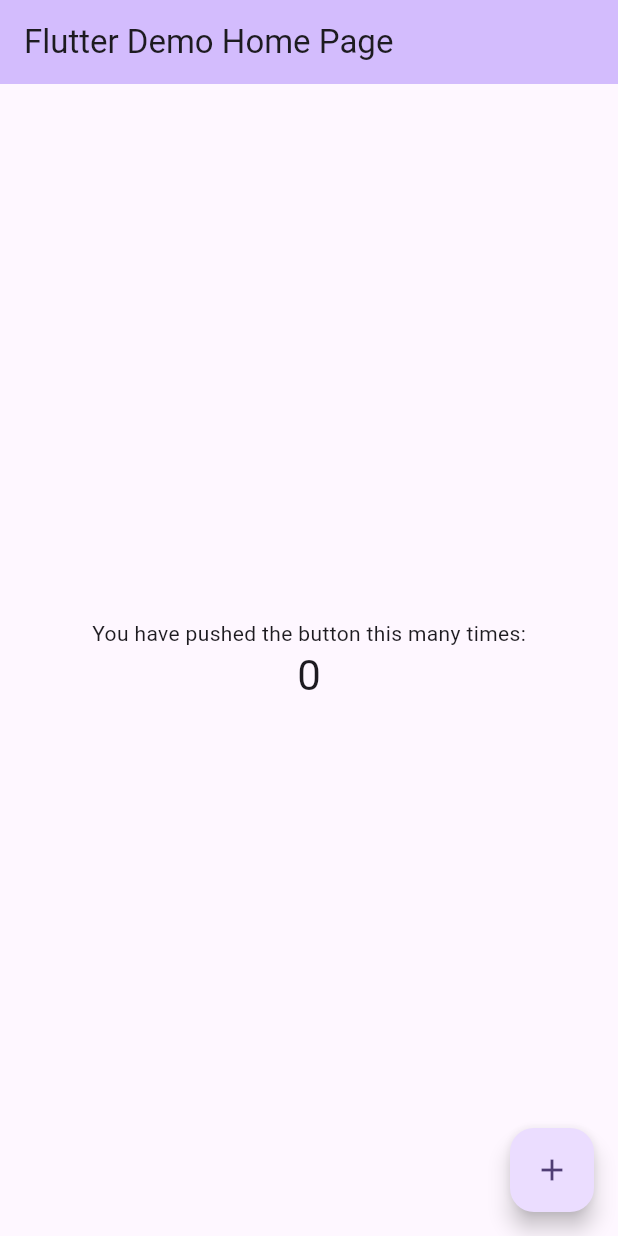
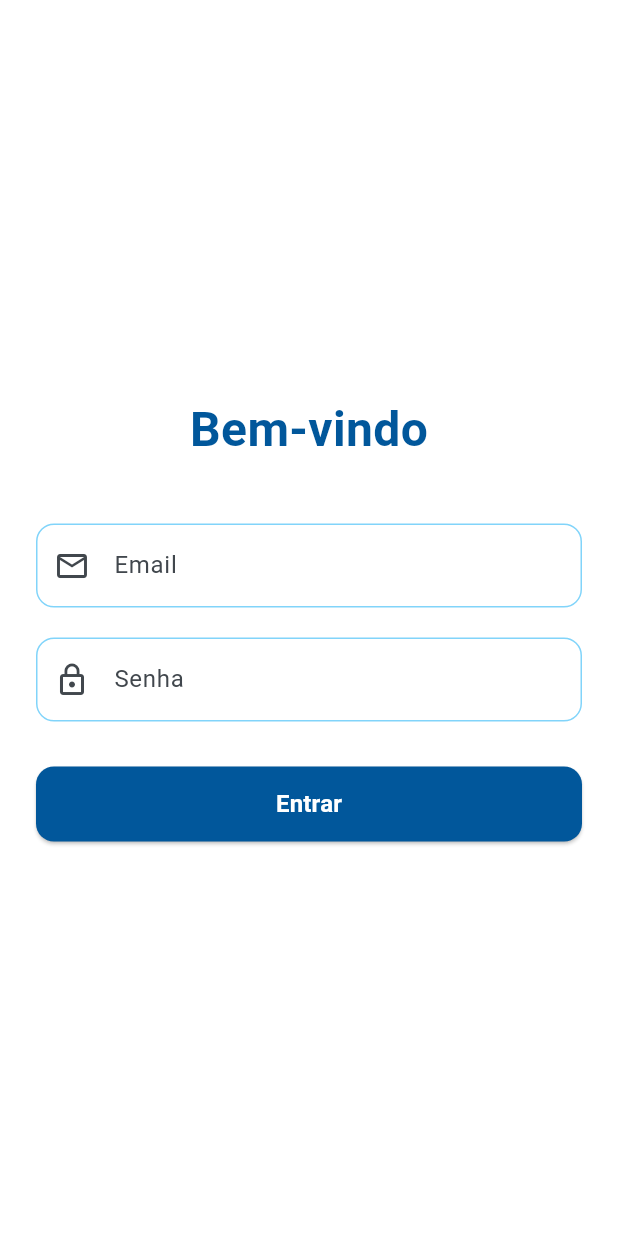
Before and after one commit to Software-Project-BCC3004/frontend, a Flutter app: the screen it shows after launch, on a phone screen of 412 x 824 dp. Run offline on Flutter 3.47's test engine with Material 3 defaults, Android fonts, the phone set to English and light mode, and no system bars.

Commit message:
Tela básica de login #15

```diff
--- a/lib/main.dart
+++ b/lib/main.dart
@@ -1,4 +1,5 @@
 import 'package:flutter/material.dart';
+import 'screens/login_screen.dart';
 
 void main() {
   runApp(const MyApp());
@@ -7,120 +8,20 @@ void main() {
 class MyApp extends StatelessWidget {
   const MyApp({super.key});
 
-  // This widget is the root of your application.
   @override
   Widget build(BuildContext context) {
     return MaterialApp(
       debugShowCheckedModeBanner: false,
-      title: 'Flutter Demo',
+      title: 'App Médico',
       theme: ThemeData(
-        // This is the theme of your application.
-        //
-        // TRY THIS: Try running your application with "flutter run". You'll see
-        // the application has a purple toolbar. Then, without quitting the app,
-        // try changing the seedColor in the colorScheme below to Colors.green
-        // and then invoke "hot reload" (save your changes or press the "hot
-        // reload" button in a Flutter-supported IDE, or press "r" if you used
-        // the command line to start the app).
-        //
-        // Notice that the counter didn't reset back to zero; the application
-        // state is not lost during the reload. To reset the state, use hot
-        // restart instead.
-        //
-        // This works for code too, not just values: Most code changes can be
-        // tested with just a hot reload.
-        colorScheme: ColorScheme.fromSeed(seedColor: Colors.deepPurple),
+        colorScheme: ColorScheme.fromSeed(
+          seedColor: Colors.lightBlue,
+          primary: Colors.lightBlue[900]!,
+          secondary: Colors.lightBlue[700]!,
+        ),
         useMaterial3: true,
       ),
-      home: const MyHomePage(title: 'Flutter Demo Home Page'),
+      home: const LoginScreen(),
     );
   }
 }
-
-class MyHomePage extends StatefulWidget {
-  const MyHomePage({super.key, required this.title});
-
-  // This widget is the home page of your application. It is stateful, meaning
-  // that it has a State object (defined below) that contains fields that affect
-  // how it looks.
-
-  // This class is the configuration for the state. It holds the values (in this
-  // case the title) provided by the parent (in this case the App widget) and
-  // used by the build method of the State. Fields in a Widget subclass are
-  // always marked "final".
-
-  final String title;
-
-  @override
-  State<MyHomePage> createState() => _MyHomePageState();
-}
-
-class _MyHomePageState extends State<MyHomePage> {
-  int _counter = 0;
-
-  void _incrementCounter() {
-    setState(() {
-      // This call to setState tells the Flutter framework that something has
-      // changed in this State, which causes it to rerun the build method below
-      // so that the display can reflect the updated values. If we changed
-      // _counter without calling setState(), then the build method would not be
-      // called again, and so nothing would appear to happen.
-      _counter++;
-    });
-  }
-
-  @override
-  Widget build(BuildContext context) {
-    // This method is rerun every time setState is called, for instance as done
-    // by the _incrementCounter method above.
-    //
-    // The Flutter framework has been optimized to make rerunning build methods
-    // fast, so that you can just rebuild anything that needs updating rather
-    // than having to individually change instances of widgets.
-    return Scaffold(
-      appBar: AppBar(
-        // TRY THIS: Try changing the color here to a specific color (to
-        // Colors.amber, perhaps?) and trigger a hot reload to see the AppBar
-        // change color while the other colors stay the same.
-        backgroundColor: Theme.of(context).colorScheme.inversePrimary,
-        // Here we take the value from the MyHomePage object that was created by
-        // the App.build method, and use it to set our appbar title.
-        title: Text(widget.title),
-      ),
-      body: Center(
-        // Center is a layout widget. It takes a single child and positions it
-        // in the middle of the parent.
-        child: Column(
-          // Column is also a layout widget. It takes a list of children and
-          // arranges them vertically. By default, it sizes itself to fit its
-          // children horizontally, and tries to be as tall as its parent.
-          //
-          // Column has various properties to control how it sizes itself and
-          // how it positions its children. Here we use mainAxisAlignment to
-          // center the children vertically; the main axis here is the vertical
-          // axis because Columns are vertical (the cross axis would be
-          // horizontal).
-          //
-          // TRY THIS: Invoke "debug painting" (choose the "Toggle Debug Paint"
-          // action in the IDE, or press "p" in the console), to see the
-          // wireframe for each widget.
-          mainAxisAlignment: MainAxisAlignment.center,
-          children: <Widget>[
-            const Text(
-              'You have pushed the button this many times:',
-            ),
-            Text(
-              '$_counter',
-              style: Theme.of(context).textTheme.headlineMedium,
-            ),
-          ],
-        ),
-      ),
-      floatingActionButton: FloatingActionButton(
-        onPressed: _incrementCounter,
-        tooltip: 'Increment',
-        child: const Icon(Icons.add),
-      ), // This trailing comma makes auto-formatting nicer for build methods.
-    );
-  }
-}
--- /dev/null
+++ b/lib/screens/login_screen.dart
@@ -0,0 +1,139 @@
+import 'package:flutter/material.dart';
+import 'logout_screen.dart';
+
+class LoginScreen extends StatefulWidget {
+  const LoginScreen({super.key});
+
+  @override
+  State<LoginScreen> createState() => _LoginScreenState();
+}
+
+class _LoginScreenState extends State<LoginScreen> {
+  final _formKey = GlobalKey<FormState>();
+  final _emailController = TextEditingController();
+  final _passwordController = TextEditingController();
+
+  @override
+  void dispose() {
+    _emailController.dispose();
+    _passwordController.dispose();
+    super.dispose();
+  }
+
+  void _handleLogin() {
+    if (_formKey.currentState!.validate()) {
+      Navigator.pushReplacement(
+        context,
+        MaterialPageRoute(builder: (context) => const LogoutScreen()),
+      );
+    }
+  }
+
+  @override
+  Widget build(BuildContext context) {
+    return Scaffold(
+      backgroundColor: Colors.white,
+      body: SafeArea(
+        child: Center(
+          child: SingleChildScrollView(
+            padding: const EdgeInsets.all(24.0),
+            child: Form(
+              key: _formKey,
+              child: Column(
+                mainAxisAlignment: MainAxisAlignment.center,
+                children: [
+                  Text(
+                    'Bem-vindo',
+                    style: TextStyle(
+                      fontSize: 32,
+                      fontWeight: FontWeight.bold,
+                      color: Colors.lightBlue[900],
+                    ),
+                  ),
+                  const SizedBox(height: 40),
+                  TextFormField(
+                    controller: _emailController,
+                    keyboardType: TextInputType.emailAddress,
+                    decoration: InputDecoration(
+                      labelText: 'Email',
+                      prefixIcon: const Icon(Icons.email_outlined),
+                      border: OutlineInputBorder(
+                        borderRadius: BorderRadius.circular(12),
+                      ),
+                      enabledBorder: OutlineInputBorder(
+                        borderRadius: BorderRadius.circular(12),
+                        borderSide: BorderSide(color: Colors.lightBlue[200]!),
+                      ),
+                      focusedBorder: OutlineInputBorder(
+                        borderRadius: BorderRadius.circular(12),
+                        borderSide: BorderSide(color: Colors.lightBlue[900]!),
+                      ),
+                    ),
+                    validator: (value) {
+                      if (value == null || value.isEmpty) {
+                        return 'Por favor, insira seu email';
+                      }
+                      if (!RegExp(r'^[\w-\.]+@([\w-]+\.)+[\w-]{2,4}$')
+                          .hasMatch(value)) {
+                        return 'Por favor, insira um email válido';
+                      }
+                      return null;
+                    },
+                  ),
+                  const SizedBox(height: 20),
+                  TextFormField(
+                    controller: _passwordController,
+                    obscureText: true,
+                    decoration: InputDecoration(
+                      labelText: 'Senha',
+                      prefixIcon: const Icon(Icons.lock_outline),
+                      border: OutlineInputBorder(
+                        borderRadius: BorderRadius.circular(12),
+                      ),
+                      enabledBorder: OutlineInputBorder(
+                        borderRadius: BorderRadius.circular(12),
+                        borderSide: BorderSide(color: Colors.lightBlue[200]!),
+                      ),
+                      focusedBorder: OutlineInputBorder(
+                        borderRadius: BorderRadius.circular(12),
+                        borderSide: BorderSide(color: Colors.lightBlue[900]!),
+                      ),
+                    ),
+                    validator: (value) {
+                      if (value == null || value.isEmpty) {
+                        return 'Por favor, insira sua senha';
+                      }
+                      return null;
+                    },
+                  ),
+                  const SizedBox(height: 30),
+                  SizedBox(
+                    width: double.infinity,
+                    height: 50,
+                    child: ElevatedButton(
+                      onPressed: _handleLogin,
+                      style: ElevatedButton.styleFrom(
+                        backgroundColor: Colors.lightBlue[900],
+                        foregroundColor: Colors.white,
+                        shape: RoundedRectangleBorder(
+                          borderRadius: BorderRadius.circular(12),
+                        ),
+                      ),
+                      child: const Text(
+                        'Entrar',
+                        style: TextStyle(
+                          fontSize: 16,
+                          fontWeight: FontWeight.bold,
+                        ),
+                      ),
+                    ),
+                  ),
+                ],
+              ),
+            ),
+          ),
+        ),
+      ),
+    );
+  }
+}
```
Also changed, not shown: lib/screens/development_screen.dart (added, +22 -0 lines), lib/screens/logout_screen.dart (added, +60 -0 lines), pubspec.lock.
